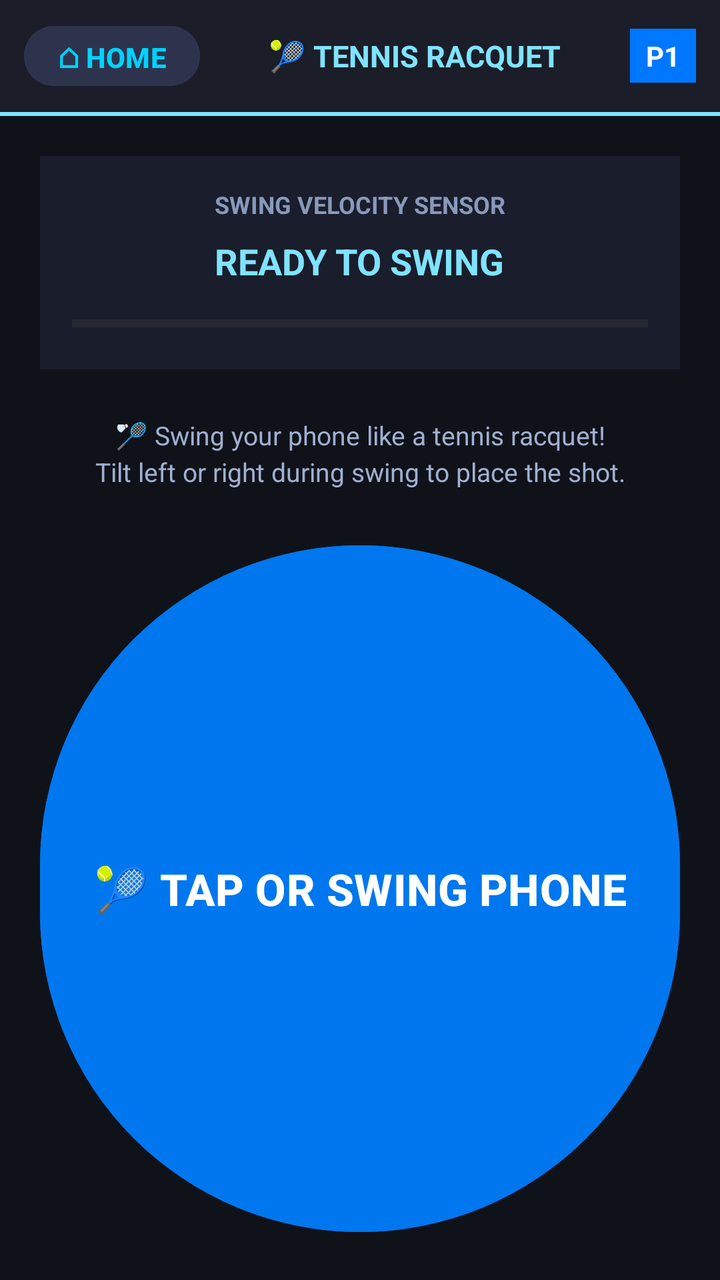
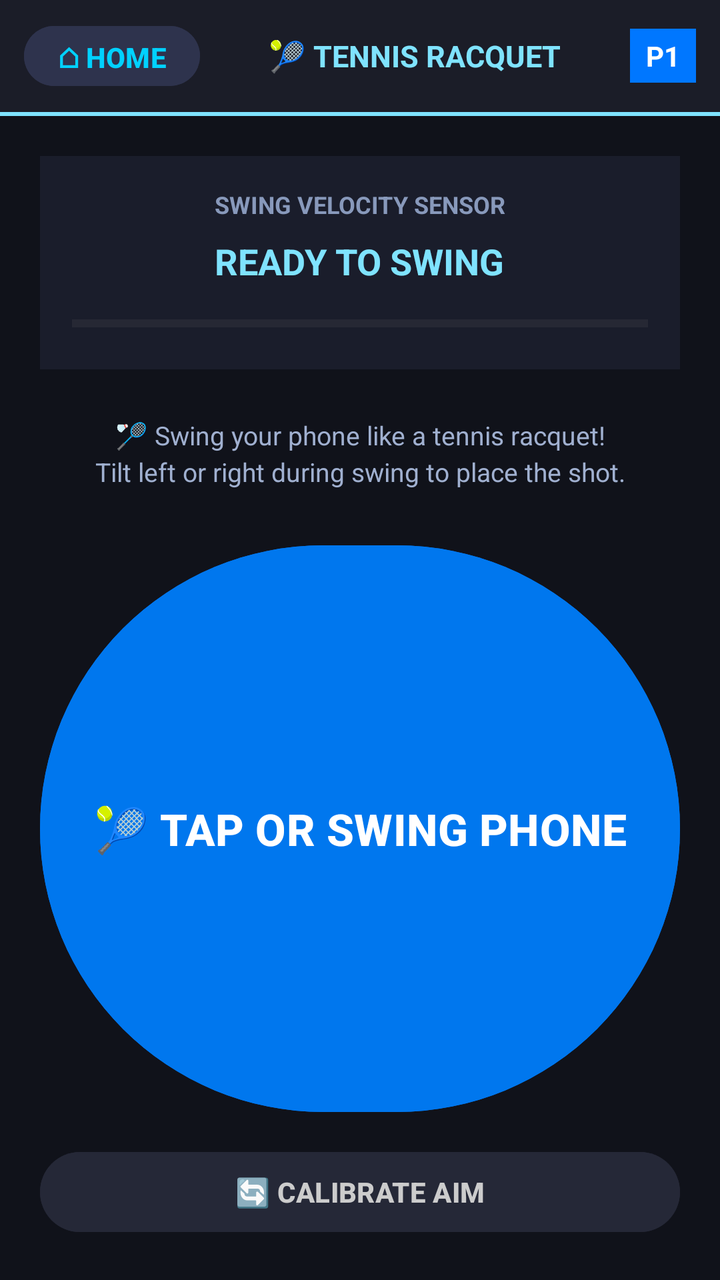

The first picture is an Android layout as it rendered before a commit; the second is the same layout after the commit. The layout source and the unified diff follow.
<!-- AndroidManifest.xml: application theme Theme.QuickdrawController -->
<!-- res/layout/activity_tennis.xml -->
<?xml version="1.0" encoding="utf-8"?>
<LinearLayout xmlns:android="http://schemas.android.com/apk/res/android"
    android:layout_width="match_parent"
    android:layout_height="match_parent"
    android:orientation="vertical"
    android:background="#10121A">

    
    <LinearLayout
        android:layout_width="match_parent"
        android:layout_height="56dp"
        android:background="#1B1D28"
        android:orientation="horizontal"
        android:gravity="center_vertical"
        android:paddingStart="12dp"
        android:paddingEnd="12dp">

        <Button
            android:id="@+id/btnHome"
            android:layout_width="wrap_content"
            android:layout_height="38dp"
            android:text="⌂ HOME"
            android:textColor="#00D2FF"
            android:textStyle="bold"
            android:backgroundTint="#2E334D"
            android:paddingStart="12dp"
            android:paddingEnd="12dp" />

        <TextView
            android:layout_width="0dp"
            android:layout_height="wrap_content"
            android:layout_weight="1"
            android:text="🎾 TENNIS RACQUET"
            android:textColor="#7FE3FF"
            android:textStyle="bold"
            android:textSize="15sp"
            android:gravity="center" />

        <TextView
            android:id="@+id/txtPlayerBadge"
            android:layout_width="wrap_content"
            android:layout_height="wrap_content"
            android:text="P1"
            android:textColor="#FFFFFF"
            android:textStyle="bold"
            android:background="#0077FF"
            android:paddingStart="8dp"
            android:paddingEnd="8dp"
            android:paddingTop="4dp"
            android:paddingBottom="4dp" />

    </LinearLayout>

    <View
        android:layout_width="match_parent"
        android:layout_height="2dp"
        android:background="#7FE3FF" />

    <LinearLayout
        android:layout_width="match_parent"
        android:layout_height="match_parent"
        android:orientation="vertical"
        android:padding="20dp"
        android:gravity="center">

        
        <LinearLayout
            android:layout_width="match_parent"
            android:layout_height="wrap_content"
            android:orientation="vertical"
            android:background="#1A1D2B"
            android:padding="16dp"
            android:gravity="center"
            android:layout_marginBottom="24dp">

            <TextView
                android:layout_width="wrap_content"
                android:layout_height="wrap_content"
                android:text="SWING VELOCITY SENSOR"
                android:textColor="#8899BB"
                android:textSize="12sp"
                android:textStyle="bold"
                android:layout_marginBottom="8dp" />

            <TextView
                android:id="@+id/txtSwingEnergy"
                android:layout_width="wrap_content"
                android:layout_height="wrap_content"
                android:text="READY TO SWING"
                android:textColor="#7FE3FF"
                android:textSize="18sp"
                android:textStyle="bold" />

            <ProgressBar
                android:id="@+id/barEnergy"
                style="?android:attr/progressBarStyleHorizontal"
                android:layout_width="match_parent"
                android:layout_height="14dp"
                android:max="100"
                android:progress="0"
                android:layout_marginTop="12dp" />

        </LinearLayout>

        <TextView
            android:layout_width="match_parent"
            android:layout_height="wrap_content"
            android:text="🏸 Swing your phone like a tennis racquet!\nTilt left or right during swing to place the shot."
            android:textColor="#A0B0D0"
            android:textSize="13sp"
            android:gravity="center"
            android:lineSpacingExtra="3dp"
            android:layout_marginBottom="24dp" />

        
        <Button
            android:id="@+id/btnSwing"
            android:layout_width="match_parent"
            android:layout_height="0dp"
            android:layout_weight="1"
            android:text="🎾 TAP OR SWING PHONE"
            android:textColor="#FFFFFF"
            android:textStyle="bold"
            android:textSize="22sp"
            android:backgroundTint="#0077EE" />

    </LinearLayout>

</LinearLayout>
<!-- resources referenced by this layout -->
<resources>
  <style name="Theme.QuickdrawController" parent="Base.Theme.QuickdrawController" />
  <style name="Base.Theme.QuickdrawController" parent="Theme.Material3.DayNight.NoActionBar">
          
          
      </style>
</resources>

<!-- the commit's change to res/layout/activity_tennis.xml (unified diff, before → after) -->
@@ -122,7 +122,18 @@
             android:textColor="#FFFFFF"
             android:textStyle="bold"
             android:textSize="22sp"
-            android:backgroundTint="#0077EE" />
+            android:backgroundTint="#0077EE"
+            android:layout_marginBottom="12dp" />
+
+        
+        <Button
+            android:id="@+id/btnCalibrate"
+            android:layout_width="match_parent"
+            android:layout_height="48dp"
+            android:text="🔄 CALIBRATE AIM"
+            android:textColor="#CCCCCC"
+            android:textStyle="bold"
+            android:backgroundTint="#252837" />
 
     </LinearLayout>
 
